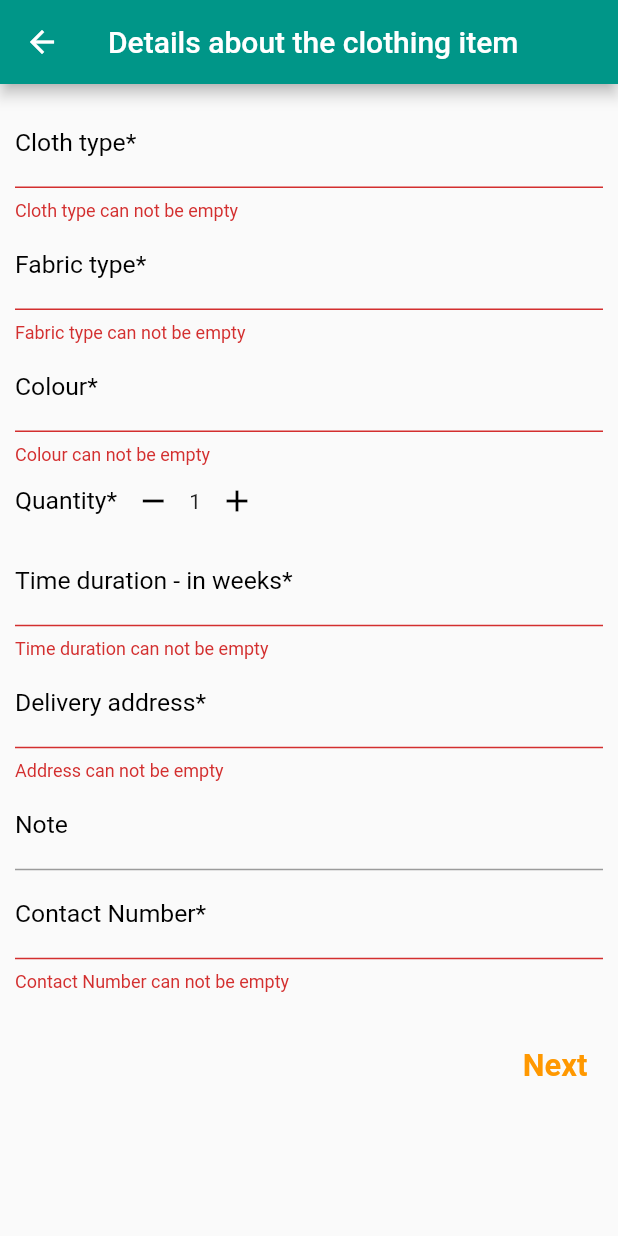
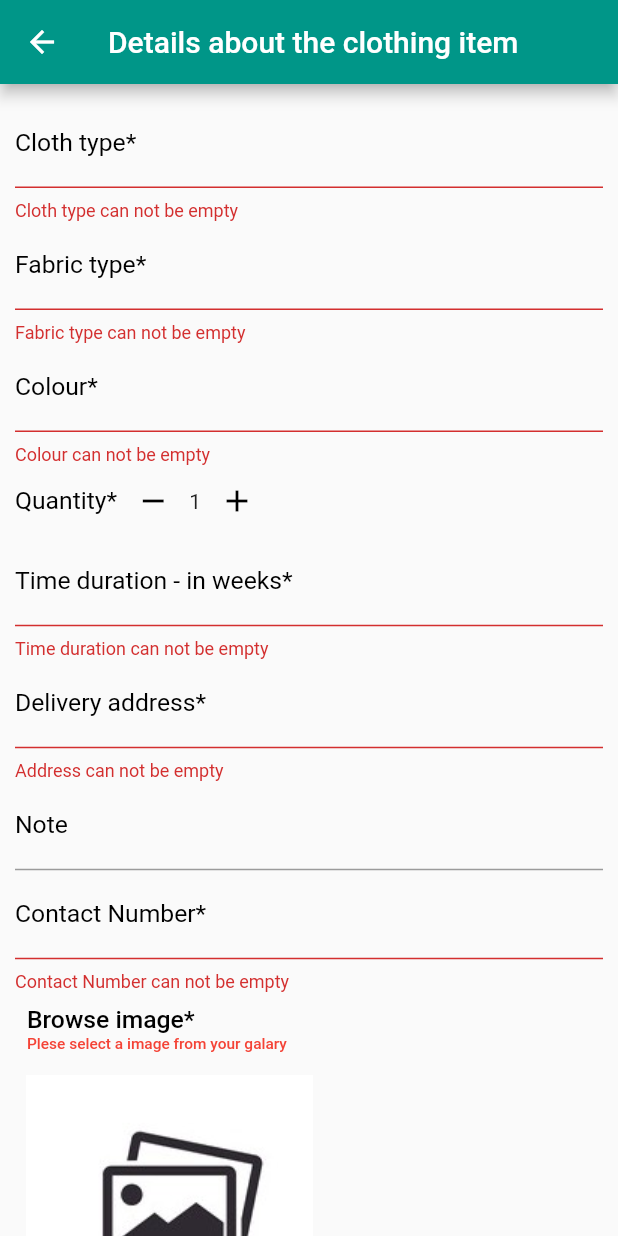
Before and after one commit to JeewanthaSenanayake/jb_tailor, a Flutter app: the CustomOder screen opened directly with empty values, after a tap on "Next", on a phone screen of 412 x 824 dp. Run offline on Flutter 3.47's test engine with Material 2 defaults, Android fonts, the phone set to English and light mode, and no system bars; our stand-ins replace cloud_firestore, firebase_auth, firebase_core, firebase_storage, google_sign_in, image_picker; missing offline and left inert: cloud_firestore_web, firebase_auth_web, firebase_core_web; accounts and stored records are empty; network calls fail.

Commit message:
Custom oder clothing item done with image uplod

```diff
--- a/lib/Other_Pages/Account.dart
+++ b/lib/Other_Pages/Account.dart
@@ -127,6 +127,7 @@ class _State extends State<AccountPage> {
                             if (text.toString().isEmpty) {
                               return '$selector cannot be empty';
                             }
+                            return null;
                           },
                           onSaved: (text) {
                             newValue = text.toString();
--- a/lib/Other_Pages/CustomOder.dart
+++ b/lib/Other_Pages/CustomOder.dart
@@ -1,5 +1,8 @@
+import 'dart:io';
 import 'package:flutter/material.dart';
+import 'CustomOderStep2.dart';
 import 'DatabaseManager/DatabaseManager.dart';
+import 'package:image_picker/image_picker.dart';
 
 class CustomOder extends StatefulWidget {
   String uid, type;
@@ -42,7 +45,8 @@ class _CustomOderState extends State<CustomOder> {
       address = "",
       TimeDuration = "",
       Note = "",
-      ContactNumber = "";
+      ContactNumber = "",
+      imageValidator = "";
   int quantity = 1;
 
   void incresequantity() {
@@ -59,13 +63,34 @@ class _CustomOderState extends State<CustomOder> {
     });
   }
 
+// select image from galary
+  File? _imageFile;
+  final picker = ImagePicker();
+
+  Future<void> getImage() async {
+    final pickedFile = await picker.getImage(source: ImageSource.gallery);
+
+    if (pickedFile != null) {
+      // Do something with the picked image file, e.g. display it in an Image widget
+      // or upload it to a server
+      setState(() {
+        _imageFile = File(pickedFile.path);
+      });
+    }
+  }
+
   @override
   Widget build(BuildContext context) {
     double scrnwidth = MediaQuery.of(context).size.width;
     double scrnheight = MediaQuery.of(context).size.height;
     if (type == "Men") {
-      ClothTypeDiscrip = "Shirt/Trouser/Short...ect";
+      ClothTypeDiscrip = "shirt/trouser/short...ect";
+    } else if (type == "Women") {
+      ClothTypeDiscrip = "frock/skirt/blouse...etc";
+    } else if (type == "Kids") {
+      ClothTypeDiscrip = "frock/skirt/t-shirt...etc";
     }
+
     return Scaffold(
       appBar: AppBar(
         title: const Text("Details about the clothing item"),
@@ -203,8 +228,7 @@ class _CustomOderState extends State<CustomOder> {
                           },
                         ),
                         TextFormField(
-                          controller: TextEditingController(
-                              text: userDeatails['address'].toString()),
+                          initialValue:  userDeatails['address'],
                           decoration: InputDecoration(
                             // border: OutlineInputBorder(),
                             labelText: 'Delivery address*',
@@ -220,7 +244,7 @@ class _CustomOderState extends State<CustomOder> {
                             return null;
                           },
                           onSaved: (text) {
-                            Colour = text.toString();
+                            address = text.toString();
                           },
                         ),
                         TextFormField(
@@ -268,7 +292,62 @@ class _CustomOderState extends State<CustomOder> {
                           },
                         ),
                         Container(
-                          margin: EdgeInsets.only(top: scrnheight * 0.03),
+                          alignment: Alignment.topLeft,
+                          child: TextButton(
+                            child: Column(
+                              children: [
+                                Container(
+                                  alignment: Alignment.topLeft,
+                                  child: Text(
+                                    'Browse image*',
+                                    style: TextStyle(
+                                      fontSize: scrnheight * 0.02,
+                                      color: Colors.black,
+                                    ),
+                                  ),
+                                ),
+                                Container(
+                                  alignment: Alignment.topLeft,
+                                  child: Text(
+                                    imageValidator,
+                                    style: TextStyle(
+                                      fontSize: scrnheight * 0.0125,
+                                      color: Colors.red,
+                                    ),
+                                  ),
+                                )
+                              ],
+                            ),
+                            onPressed: () async {
+                              getImage();
+                            },
+                          ),
+                        ),
+                        Container(
+                          alignment: Alignment.topLeft,
+                          child: _imageFile != null
+                              ? GestureDetector(
+                                  onTap: () {
+                                    getImage();
+                                  },
+                                  child: Image.file(
+                                    _imageFile!,
+                                    width: scrnwidth * 0.5,
+                                  ))
+                              : Container(
+                                  child: GestureDetector(
+                                    onTap: () {
+                                      getImage();
+                                    },
+                                    child: Image.asset(
+                                      "assets/home/lodeImg.jpg",
+                                      width: scrnwidth * 0.5,
+                                      // width: 70,
+                                    ),
+                                  ),
+                                ),
+                        ),
+                        Container(
                           alignment: Alignment.bottomRight,
                           child: TextButton(
                             child: Text(
@@ -280,9 +359,31 @@ class _CustomOderState extends State<CustomOder> {
                             ),
                             onPressed: () async {
                               _formkey1.currentState!.save();
-                              if (_formkey1.currentState!.validate()) {
-                                print(
-                                    "$ClothType $FabricType  $Colour $address $TimeDuration $Note $ContactNumber $quantity");
+                              if (_imageFile == null) {
+                                setState(() {
+                                  imageValidator =
+                                      "Plese select a image from your galary";
+                                });
+                              }
+                              if (_formkey1.currentState!.validate() &&
+                                  _imageFile != null) {
+                                dynamic data = {
+                                  "ClothType": ClothType,
+                                  "FabricType": FabricType,
+                                  "Colour": Colour,
+                                  "address": address,
+                                  "TimeDuration": TimeDuration,
+                                  "Note": Note,
+                                  "ContactNumber": ContactNumber,
+                                  "quantity": quantity
+                                };
+                                Navigator.of(context).push(MaterialPageRoute(
+                                    builder: (context) => CustomOderStep2(
+                                          uid: uid,
+                                          type: type,
+                                          data: data,
+                                          imageFile: _imageFile,
+                                        )));
                               }
                             },
                           ),
--- a/pubspec.yaml
+++ b/pubspec.yaml
@@ -43,6 +43,7 @@ dependencies:
   cloud_firestore: ^4.3.0
   firebase_storage: ^11.0.9
   image: ^3.2.2
+  image_picker: ^0.8.7
 
 
 
```
Also changed, not shown: lib/Other_Pages/CustomOderStep2.dart (added, +75 -0 lines), lib/Other_Pages/Home_Screen.dart (+19 -4 lines), assets/home/lodeImg.jpg (added), pubspec.lock, 1 other file.
